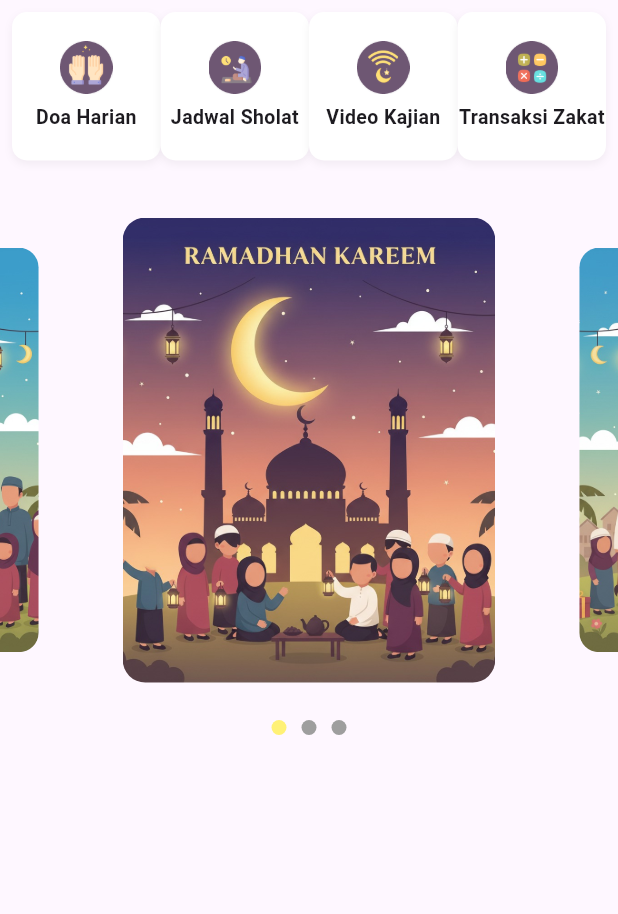
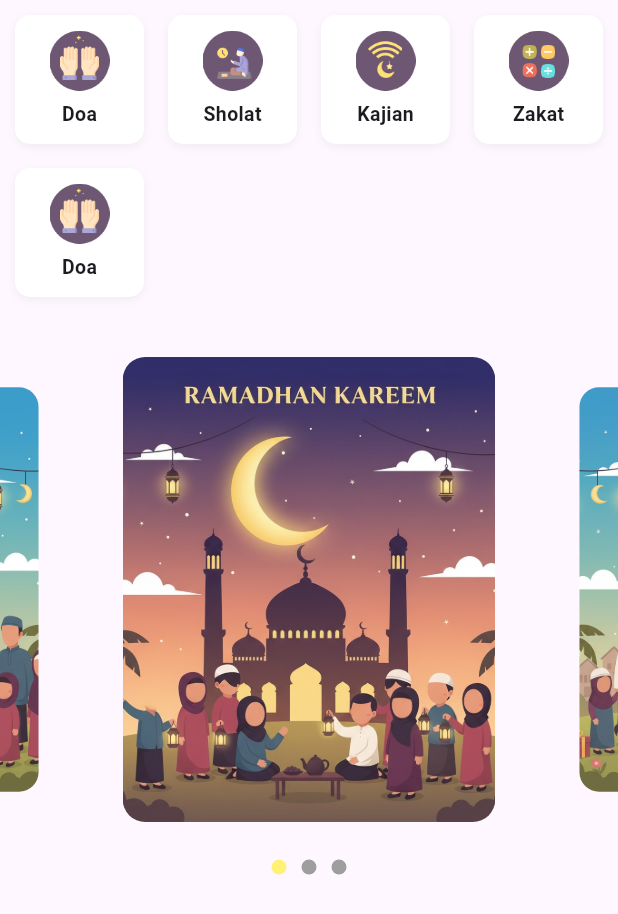
Before and after one commit to Gha211th/Bitaqwa-App-Project, a Flutter app: the screen it shows after launch, on a phone screen of 412 x 824 dp. Shown: the top 914 px of the screen. Run offline on Flutter 3.47's test engine with Material 3 defaults, Android fonts, the phone set to English and light mode, and no system bars; drawn by our look-alikes of carousel_slider; our stand-ins replace geocoding, geolocator, permission_handler, shared_preferences; missing offline and left inert: string_similarity; Roboto replaces fonts that are missing (monserrat).

Commit message:
more button

```diff
--- a/lib/pages/home_page.dart
+++ b/lib/pages/home_page.dart
@@ -20,6 +20,9 @@ class Home_Page extends StatefulWidget {
 class _Home_PageState extends State<Home_Page> {
   final CarouselController _controller = CarouselController();
   int _currentIndex = 0;
+
+  final doa_btn = "assets/images/ic_menu_doa.png";
+  final sholat_btn = 'assets/images/ic_menu_jadwal_sholat.png';
 
   final posterList = const <String>[
     'assets/images/ramadan.jpg',
@@ -56,7 +59,7 @@ class _Home_PageState extends State<Home_Page> {
         child: Column(
           mainAxisAlignment: MainAxisAlignment.center,
           children: [
-            Image.asset(iconPath, width: 35),
+            Image.asset(iconPath, width: 40),
             const SizedBox(height: 6),
             Text(
               title,
@@ -74,28 +77,31 @@ class _Home_PageState extends State<Home_Page> {
 
   Widget _menuBuildGridsection() {
     return Padding(
-      padding: const EdgeInsets.all(8.0),
+      padding: const EdgeInsets.all(10.0),
       child: GridView.count(
         crossAxisCount: 4,
         shrinkWrap: true,
+        mainAxisSpacing: 16,
+        crossAxisSpacing: 16,
         physics: const NeverScrollableScrollPhysics(),
         children: [
-          _buildMenuItem('assets/images/ic_menu_doa.png', 'Doa Harian', '/doa'),
+          _buildMenuItem('assets/images/ic_menu_doa.png', 'Doa', '/doa'),
           _buildMenuItem(
             'assets/images/ic_menu_jadwal_sholat.png',
-            'Jadwal Sholat',
+            'Sholat',
             '/jadwal_sholat',
           ),
           _buildMenuItem(
             'assets/images/ic_menu_video_kajian.png',
-            'Video Kajian',
+            'Kajian',
             '/video_kajian',
           ),
           _buildMenuItem(
             'assets/images/ic_menu_zakat.png',
-            'Transaksi Zakat',
+            'Zakat',
             '/transfer_zakat',
           ),
+          _buildMenuItem('assets/images/ic_menu_doa.png', 'Doa', '/doa'),
         ],
       ),
     );
```
